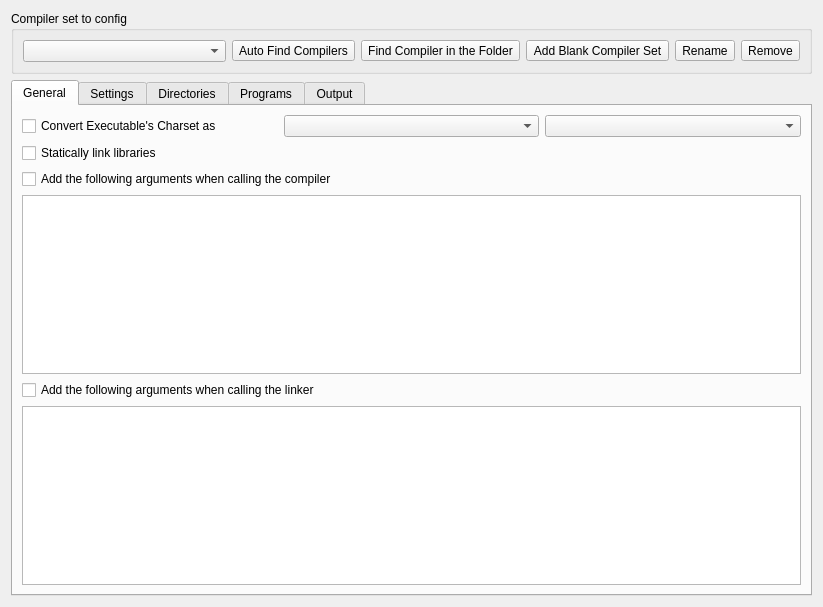
royqh1979/RedPanda-CPP, file RedPandaIDE/settingsdialog/compilersetoptionwidget.ui: the form before one commit.
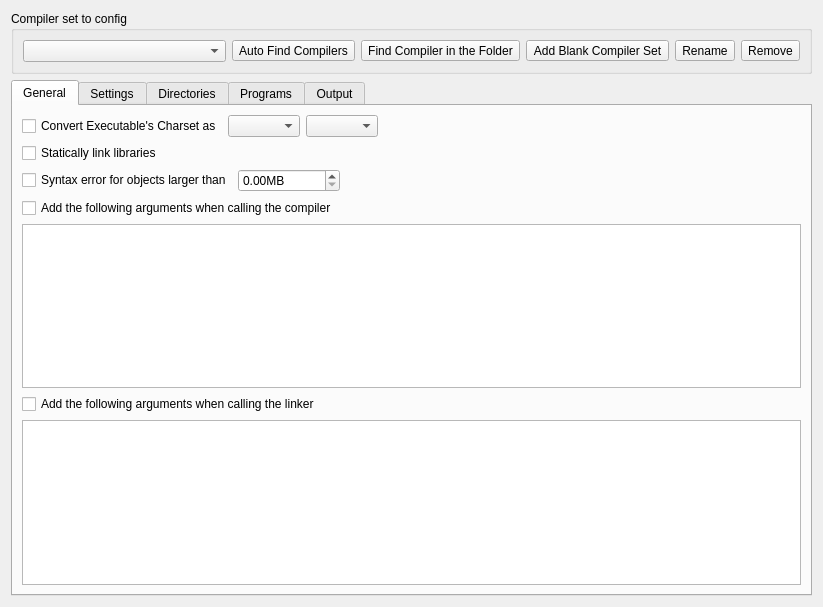
The form after the commit. The open tabs and pages were chosen to show the change. Icons and pictures are not drawn. Custom widgets are drawn as their Qt base class.

Commit message: - enhancement: Options in compiler set settings, to generate syntax error for large stack objects.

What changed in the file:
```diff
--- a/RedPandaIDE/settingsdialog/compilersetoptionwidget.ui
+++ b/RedPandaIDE/settingsdialog/compilersetoptionwidget.ui
@@ -148,6 +148,19 @@
           <item>
            <widget class="QComboBox" name="cbEncodingDetails"/>
           </item>
+          <item>
+           <spacer name="horizontalSpacer_2">
+            <property name="orientation">
+             <enum>Qt::Horizontal</enum>
+            </property>
+            <property name="sizeHint" stdset="0">
+             <size>
+              <width>40</width>
+              <height>20</height>
+             </size>
+            </property>
+           </spacer>
+          </item>
          </layout>
         </widget>
        </item>
@@ -158,6 +171,57 @@
          </property>
         </widget>
        </item>
+       <item>
+        <widget class="QWidget" name="widget_2" native="true">
+         <layout class="QHBoxLayout" name="horizontalLayout_5">
+          <property name="leftMargin">
+           <number>0</number>
+          </property>
+          <property name="topMargin">
+           <number>0</number>
+          </property>
+          <property name="rightMargin">
+           <number>0</number>
+          </property>
+          <property name="bottomMargin">
+           <number>0</number>
+          </property>
+          <item>
+           <widget class="QCheckBox" name="chkWarnLargeObject">
+            <property name="text">
+             <string>Syntax error for objects larger than</string>
+            </property>
+           </widget>
+          </item>
+          <item>
+           <widget class="QDoubleSpinBox" name="spinMaxObjectSize">
+            <property name="suffix">
+             <string>MB</string>
+            </property>
+            <property name="maximum">
+             <double>999999.000000000000000</double>
+            </property>
+            <property name="singleStep">
+             <double>0.500000000000000</double>
+            </property>
+           </widget>
+          </item>
+          <item>
+           <spacer name="horizontalSpacer_3">
+            <property name="orientation">
+             <enum>Qt::Horizontal</enum>
+            </property>
+            <property name="sizeHint" stdset="0">
+             <size>
+              <width>40</width>
+              <height>20</height>
+             </size>
+            </property>
+           </spacer>
+          </item>
+         </layout>
+        </widget>
+       </item>
        <item>
         <widget class="QCheckBox" name="chkUseCustomCompilerParams">
          <property name="text">
```
Left out of the diff: 2 changed lines with no effect on the pictures. The commit also changes 9 other files.
